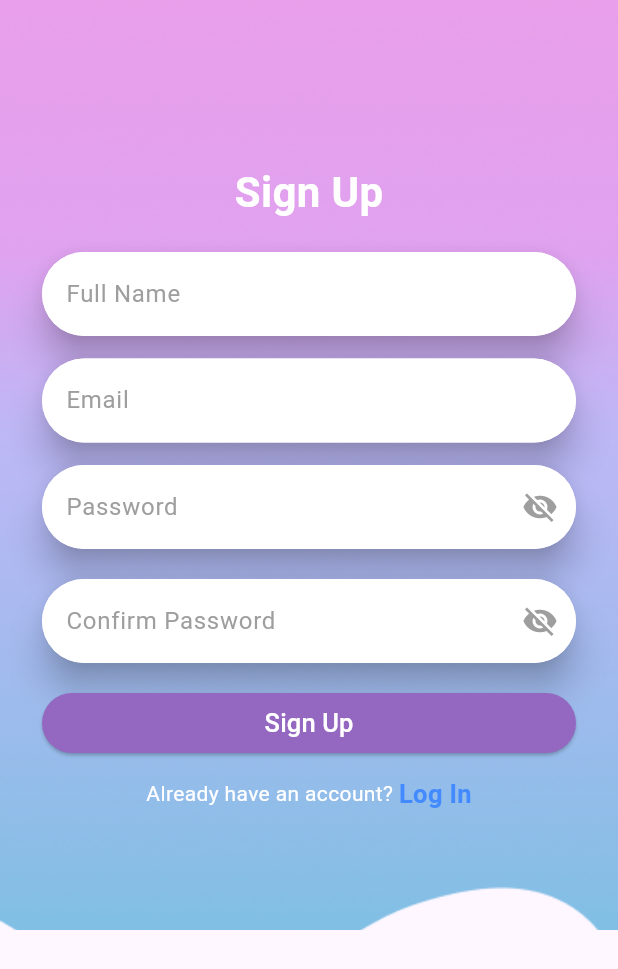
After one commit to Abhisheklab-282/daily_quotes, a Flutter app: the screen it shows after launch, after a tap on "Sing Up", on a phone screen of 412 x 824 dp. The commit adds this screen. Shown: the top 969 px of the screen. Run offline on Flutter 3.47's test engine with Material 3 defaults, Android fonts, the phone set to English and light mode, and no system bars; our stand-ins replace firebase_auth, firebase_core; accounts and stored records are empty; network calls fail.

Commit message:
login and sign up redy with tabs category

```diff
--- /dev/null
+++ b/lib/data/auth/auth.dart
@@ -0,0 +1,33 @@
+import 'package:firebase_auth/firebase_auth.dart';
+
+class Auth{
+  final FirebaseAuth _auth = FirebaseAuth.instance;
+
+  Future<User?> signUpWithEmailAndPassword ( String email, String password) async{
+
+    try{
+      UserCredential credential = await _auth.createUserWithEmailAndPassword(email: email, password: password);
+      return credential.user;
+    }
+    catch(e){
+      print("Something went wrong");
+
+    }
+    return null;
+
+  }
+
+  Future<User?> logInWithEmailAndPassword ( String email, String password) async{
+
+    try{
+      UserCredential credential = await _auth.signInWithEmailAndPassword(email: email, password: password);
+      return credential.user;
+    }
+    catch(e){
+      print("Something went wrong");
+
+    }
+    return null;
+
+  }
+}
--- a/lib/main.dart
+++ b/lib/main.dart
@@ -1,7 +1,18 @@
 import 'package:daily_qoutes/screen/splash/splashscreen.dart';
+import 'package:firebase_core/firebase_core.dart';
 import 'package:flutter/material.dart';
 
-void main() {
+Future<void>main() async{
+  WidgetsFlutterBinding.ensureInitialized();
+  await Firebase.initializeApp(
+    options: FirebaseOptions(
+        apiKey: "AIzaSyBXxf7xJ2iPWL4y-XUnK9qxhv0ZV5l9HMM",
+        appId: "1:1049538324006:android:08be5ff60b98473f1f68e7",
+        messagingSenderId: "1049538324006",
+        projectId: "daily-quotes-80a19"
+    )
+
+  );
   runApp(const MyApp());
 }
 
--- a/lib/screen/login/loginscreen.dart
+++ b/lib/screen/login/loginscreen.dart
@@ -1,4 +1,8 @@
+import 'package:daily_qoutes/data/auth/auth.dart';
+import 'package:daily_qoutes/screen/quote/quotes screen.dart';
+import 'package:daily_qoutes/screen/signup/signupscreen.dart';
 import 'package:daily_qoutes/widgets/ui/uihelper.dart';
+import 'package:firebase_auth/firebase_auth.dart';
 import 'package:flutter/material.dart';
 
 class LoginScreen extends StatefulWidget {
@@ -9,6 +13,7 @@ class LoginScreen extends StatefulWidget {
 }
 
 class _LoginScreenState extends State<LoginScreen> {
+  final Auth _auth = Auth();
   TextEditingController emailController = TextEditingController();
   TextEditingController passwordController = TextEditingController();
 
@@ -34,11 +39,11 @@ class _LoginScreenState extends State<LoginScreen> {
                 children: [
                   UiHelper.customTextField(text: "Login", height: 28,fontWeight: FontWeight.bold,color: Color(0XFFFFFFFF)),
                   SizedBox(height: 30,),
-                  UiHelper.customTextFieldContainer(hintText: "Email", controller: emailController),
+                  UiHelper.customTextFieldContainer(labelText: "Email", controller: emailController),
                   SizedBox(height: 25,),
-                  UiHelper.customTextFieldContainer(hintText: "password", controller:passwordController),
+                  UiHelper.customTextFieldContainer(labelText: "Password", controller:passwordController),
                   SizedBox(height: 40,),
-                  UiHelper.customButton(callback: (){}, buttonName: "Login"),
+                  UiHelper.customButton(callback: _logIn, buttonName: "Login"),
                   SizedBox(height: 20,),
                   UiHelper.customTextField(text: "forgot your password?", height: 16,color: Color(0XFFFFFFFF)),
                   SizedBox(height: 80,),
@@ -59,11 +64,17 @@ class _LoginScreenState extends State<LoginScreen> {
                             ),
                           ),
                         ),
-                        child: Text(
-                          'Sing Up',
-                          style: TextStyle(
-                            fontSize: 17,
-                            color: Colors.blue,
+                        child: InkWell(
+                          onTap: (){
+                            Navigator.push(context, MaterialPageRoute(builder: (context)=>SignUpScreen()));
+                          },
+                          child: Text(
+                            'Sing Up',
+                            style: TextStyle(
+                              fontSize: 17,
+                              fontWeight: FontWeight.bold,
+                              color: Colors.blue,
+                            ),
                           ),
                         ),
                       )
@@ -82,4 +93,19 @@ class _LoginScreenState extends State<LoginScreen> {
     );
 
   }
+  _logIn() async{
+    String email = emailController.text.trim();
+    String password = passwordController.text.trim();
+
+    User? user = await _auth.logInWithEmailAndPassword(email, password);
+    if(user != null ){
+      Navigator.push(context, MaterialPageRoute(builder: (context)=>QuotesScreen()));
+    }else{
+      ScaffoldMessenger.of(context).showSnackBar(
+        SnackBar(content: Text("Sign Up Failed!")),
+      );
+    }
+
+  }
+
 }
--- /dev/null
+++ b/lib/screen/signup/signupscreen.dart
@@ -0,0 +1,200 @@
+import 'package:daily_qoutes/data/auth/auth.dart';
+import 'package:daily_qoutes/screen/login/loginscreen.dart';
+import 'package:firebase_auth/firebase_auth.dart';
+import 'package:flutter/cupertino.dart';
+import 'package:flutter/material.dart';
+
+class SignUpScreen extends StatefulWidget {
+  @override
+  State<SignUpScreen> createState() => _SignUpScreenState();
+}
+
+class _SignUpScreenState extends State<SignUpScreen> {
+  final _formKey = GlobalKey<FormState>();
+  bool _obscureText = true;
+
+  final Auth _auth = Auth();
+  // Controllers
+  final TextEditingController _nameController = TextEditingController();
+  final TextEditingController _emailController = TextEditingController();
+  final TextEditingController _passwordController = TextEditingController();
+  final TextEditingController _confirmPasswordController =
+  TextEditingController();
+
+  @override
+  void dispose() {
+    _nameController.dispose();
+    _emailController.dispose();
+    _passwordController.dispose();
+    _confirmPasswordController.dispose();
+    super.dispose();
+  }
+
+  @override
+  Widget build(BuildContext context) {
+    return Scaffold(
+        body: Stack(
+          children: [
+            Container(
+              width: double.infinity,
+              height: 620,
+              decoration: BoxDecoration(
+                  image: DecorationImage(
+                    image: AssetImage("assets/images/img1.png"),
+                    fit: BoxFit.cover,
+                  )),
+            ),
+            Padding(
+              padding: const EdgeInsets.only(top: 100),
+              child: Container(
+              padding: const EdgeInsets.all(8.0),
+              child: SingleChildScrollView(
+                padding: const EdgeInsets.symmetric(horizontal: 20),
+                child: Form(
+                  key: _formKey,
+                  child: Column(
+                    mainAxisAlignment: MainAxisAlignment.center,
+                    children: [
+                      Text(
+                        "Sign Up",
+                        style: TextStyle(
+                            fontSize: 28,
+                            fontWeight: FontWeight.bold,
+                            color: Colors.white),
+                      ),
+                      SizedBox(height: 20),
+
+                      // Name area
+                      buildTextField(
+                          "Full Name",  _nameController, false),
+                      SizedBox(height: 15),
+
+                      //   email area
+                      buildTextField("Email",  _emailController, false),
+                      SizedBox(height: 15),
+
+                      // Password area
+                      buildTextField(
+                          "Password",  _passwordController, true),
+                      SizedBox(height: 20),
+                      // Confirm Password area
+                      buildTextField(
+                          "Confirm Password",  _confirmPasswordController, true),
+                      SizedBox(height: 20),
+
+                      // SignUp Button
+                      SizedBox(
+                        width: double.infinity,
+                        height: 40,
+                        child: ElevatedButton(
+                          style: ElevatedButton.styleFrom(
+                            backgroundColor: Color(0xFF9467C1),
+                            shape: RoundedRectangleBorder(
+                              borderRadius: BorderRadius.circular(40),
+                            ),
+                          ),
+                          onPressed:_signUp,
+                          child: Text(
+                            "Sign Up",
+                            style: TextStyle(fontSize: 17, color: Colors.white),
+                          ),
+                        ),
+                      ),
+                      SizedBox(height: 15),
+
+                      // Login Navigation
+                      Row(
+                        mainAxisAlignment: MainAxisAlignment.center,
+                        children: [
+                          Text("Already have an account? ",
+                              style: TextStyle(color: Colors.white)),
+                          GestureDetector(
+                            onTap: () {
+
+                            },
+                            child: Text(
+                              "Log In",
+                              style: TextStyle(
+                                color: Colors.blueAccent,
+                                fontSize: 17,
+                                fontWeight: FontWeight.bold,
+                              ),
+                            ),
+                          ),
+                        ],
+                      ),
+                    ],
+                  ),
+                ),
+              ),
+            ),)
+          ],
+        ));
+  }
+
+  buildTextField(String label,  TextEditingController controller,
+      bool isPassword) {
+    return Material(
+      elevation: 10,
+      borderRadius: BorderRadius.circular(30),
+      child: TextFormField(
+        controller: controller,
+        obscureText: isPassword ? _obscureText : false,
+        style: TextStyle(color: Colors.black),
+        decoration: InputDecoration(
+          labelText: label,
+          floatingLabelBehavior: FloatingLabelBehavior.never ,
+          labelStyle: TextStyle(color: Colors.grey),
+          suffixIcon: isPassword
+              ? IconButton(
+            icon: Icon(
+                _obscureText ? Icons.visibility_off : Icons.visibility,
+                color: Colors.grey),
+            onPressed: () {
+              setState(() {
+                _obscureText = !_obscureText;
+
+              });
+            },
+          )
+              : null,
+          filled: true,
+          fillColor: Colors.white.withValues(),
+          border: OutlineInputBorder(
+            borderRadius: BorderRadius.circular(30),
+            borderSide: BorderSide.none,
+          ),
+        ),
+        // validator: (value) {
+        //   if (value == null || value.isEmpty) {
+        //     return "Please enter your $label";
+        //   } else if (label == "Email" &&
+        //       !RegExp(r'^[^@]+@[^@]+\.[^@]+').hasMatch(value)) {
+        //     return "Enter a valid email";
+        //   } else if (label == "Password" && value.length < 6) {
+        //     return "Password must be at least 6 characters";
+        //   }
+        //   return null;
+        // },
+      ),
+    );
+  }
+
+   _signUp() async{
+    String userName = _nameController.text.toString();
+    String email = _emailController.text.toString();
+    String password = _passwordController.text.toString();
+    String confirmPassword = _confirmPasswordController.text.toString();
+
+    User? user = await _auth.signUpWithEmailAndPassword(email, password);
+    if(user != null && password==confirmPassword){
+      Navigator.push(context, MaterialPageRoute(builder: (context)=>LoginScreen()));
+    }else{
+      ScaffoldMessenger.of(context).showSnackBar(
+        SnackBar(content: Text("Sign Up Failed!")),
+      );
+    }
+
+  }
+
+}
--- a/lib/widgets/ui/uihelper.dart
+++ b/lib/widgets/ui/uihelper.dart
@@ -5,7 +5,7 @@ import 'package:flutter/material.dart';
 
 class UiHelper {
 
-  static customTextFieldContainer({required String hintText,required TextEditingController controller}){
+  static customTextFieldContainer({required String labelText,required TextEditingController controller}){
     return SizedBox(
       width: 310,
       height: 55,
@@ -15,9 +15,14 @@ class UiHelper {
         child: TextField(
           controller: controller,
           decoration: InputDecoration(
+              floatingLabelBehavior: FloatingLabelBehavior.never ,
             fillColor: Color(0XFFFFFFFF),
             filled: true,
-            hintText: hintText,
+            labelText: labelText,
+            labelStyle: TextStyle(
+              color: Colors.grey,
+
+            ),
             border: OutlineInputBorder(
               borderRadius: BorderRadius.circular(30),
               borderSide: BorderSide.none,
```
Also changed, not shown: lib/data/quoteappbar/quoteappbar.dart (added, +50 -0 lines), lib/data/samplescreen/smaple screen.dart (added, +84 -0 lines), lib/screen/quote/bottamtapscreen/home screen.dart (added, +97 -0 lines), lib/screen/quote/bottamtapscreen/profile screen.dart (added, +19 -0 lines), lib/screen/quote/quotes screen.dart (added, +100 -0 lines), pubspec.yaml (+8 -0 lines), assets/fonts/PlayfairDisplay-Regular.ttf (added), pubspec.lock, 5 other files.
